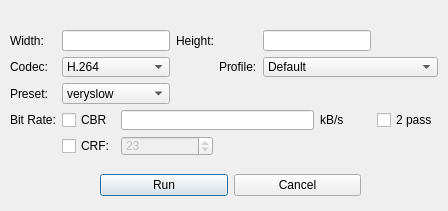
Before: the Qt Designer form encode.ui in honzabilek4/VideoCodecs, drawn with Qt 5.
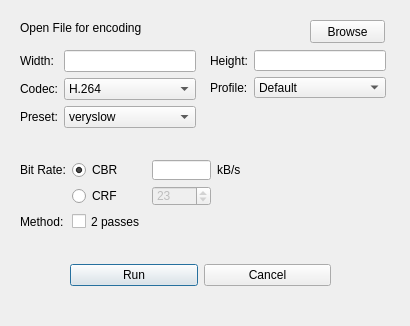
After: the same form once the commit is applied.

Commit message: encode first attempt

What changed in the file:
```diff
--- a/encode.ui
+++ b/encode.ui
@@ -6,23 +6,75 @@
    <rect>
     <x>0</x>
     <y>0</y>
-    <width>448</width>
-    <height>211</height>
+    <width>410</width>
+    <height>326</height>
    </rect>
   </property>
   <property name="windowTitle">
-   <string>Dialog</string>
+   <string>Encode</string>
   </property>
+  <widget class="QWidget" name="layoutWidget">
+   <property name="geometry">
+    <rect>
+     <x>70</x>
+     <y>240</y>
+     <width>261</width>
+     <height>71</height>
+    </rect>
+   </property>
+   <layout class="QHBoxLayout" name="horizontalLayout">
+    <item>
+     <widget class="QPushButton" name="runButton">
+      <property name="text">
+       <string>Run</string>
+      </property>
+     </widget>
+    </item>
+    <item>
+     <widget class="QPushButton" name="cancelButton">
+      <property name="text">
+       <string>Cancel</string>
+      </property>
+     </widget>
+    </item>
+   </layout>
+  </widget>
+  <widget class="QLabel" name="fileLabel">
+   <property name="geometry">
+    <rect>
+     <x>20</x>
+     <y>20</y>
+     <width>241</width>
+     <height>16</height>
+    </rect>
+   </property>
+   <property name="text">
+    <string>Open File for encoding</string>
+   </property>
+  </widget>
+  <widget class="QPushButton" name="browseButton">
+   <property name="geometry">
+    <rect>
+     <x>310</x>
+     <y>20</y>
+     <width>75</width>
+     <height>23</height>
+    </rect>
+   </property>
+   <property name="text">
+    <string>Browse</string>
+   </property>
+  </widget>
   <widget class="QWidget" name="">
    <property name="geometry">
     <rect>
-     <x>10</x>
-     <y>30</y>
-     <width>428</width>
-     <height>126</height>
+     <x>20</x>
+     <y>50</y>
+     <width>176</width>
+     <height>93</height>
     </rect>
    </property>
-   <layout class="QGridLayout" name="gridLayout">
+   <layout class="QFormLayout" name="formLayout">
     <item row="0" column="0">
      <widget class="QLabel" name="label">
       <property name="text">
@@ -30,18 +82,8 @@
       </property>
      </widget>
     </item>
-    <item row="0" column="1" colspan="2">
-     <widget class="QLineEdit" name="lineEdit"/>
-    </item>
-    <item row="0" column="3" colspan="2">
-     <widget class="QLabel" name="label_2">
-      <property name="text">
-       <string>Height:</string>
-      </property>
-     </widget>
-    </item>
-    <item row="0" column="5" colspan="2">
-     <widget class="QLineEdit" name="lineEdit_2"/>
+    <item row="0" column="1">
+     <widget class="QLineEdit" name="widthEdit"/>
     </item>
     <item row="1" column="0">
      <widget class="QLabel" name="label_4">
@@ -50,7 +92,7 @@
       </property>
      </widget>
     </item>
-    <item row="1" column="1" colspan="2">
+    <item row="1" column="1">
      <widget class="QComboBox" name="comboBox_2">
       <item>
        <property name="text">
@@ -74,22 +116,6 @@
       </item>
      </widget>
     </item>
-    <item row="1" column="4">
-     <widget class="QLabel" name="label_7">
-      <property name="text">
-       <string>Profile:</string>
-      </property>
-     </widget>
-    </item>
-    <item row="1" column="5" colspan="3">
-     <widget class="QComboBox" name="comboBox_3">
-      <item>
-       <property name="text">
-        <string>Default</string>
-       </property>
-      </item>
-     </widget>
-    </item>
     <item row="2" column="0">
      <widget class="QLabel" name="label_3">
       <property name="text">
@@ -97,7 +123,7 @@
       </property>
      </widget>
     </item>
-    <item row="2" column="1" colspan="2">
+    <item row="2" column="1">
      <widget class="QComboBox" name="comboBox">
       <item>
        <property name="text">
@@ -146,85 +172,127 @@
       </item>
      </widget>
     </item>
-    <item row="3" column="0">
-     <widget class="QLabel" name="label_5">
+   </layout>
+  </widget>
+  <widget class="QWidget" name="">
+   <property name="geometry">
+    <rect>
+     <x>210</x>
+     <y>50</y>
+     <width>176</width>
+     <height>48</height>
+    </rect>
+   </property>
+   <layout class="QFormLayout" name="formLayout_2">
+    <item row="0" column="0">
+     <widget class="QLabel" name="label_2">
       <property name="text">
-       <string>Bit Rate:</string>
+       <string>Height:</string>
       </property>
      </widget>
     </item>
-    <item row="3" column="1">
-     <widget class="QCheckBox" name="checkBox">
+    <item row="0" column="1">
+     <widget class="QLineEdit" name="heightEdit"/>
+    </item>
+    <item row="1" column="0">
+     <widget class="QLabel" name="label_7">
+      <property name="text">
+       <string>Profile:</string>
+      </property>
+     </widget>
+    </item>
+    <item row="1" column="1">
+     <widget class="QComboBox" name="comboBox_3">
+      <item>
+       <property name="text">
+        <string>Default</string>
+       </property>
+      </item>
+     </widget>
+    </item>
+   </layout>
+  </widget>
+  <widget class="QWidget" name="">
+   <property name="geometry">
+    <rect>
+     <x>20</x>
+     <y>160</y>
+     <width>221</width>
+     <height>71</height>
+    </rect>
+   </property>
+   <layout class="QGridLayout" name="gridLayout">
+    <item row="0" column="1">
+     <widget class="QRadioButton" name="radioButton_CBR">
+      <property name="enabled">
+       <bool>true</bool>
+      </property>
       <property name="text">
        <string>CBR</string>
       </property>
+      <property name="checked">
+       <bool>true</bool>
+      </property>
      </widget>
     </item>
-    <item row="3" column="2" colspan="4">
+    <item row="1" column="1">
+     <widget class="QRadioButton" name="radioButton_CRF">
+      <property name="text">
+       <string>CRF</string>
+      </property>
+     </widget>
+    </item>
+    <item row="0" column="2">
      <widget class="QLineEdit" name="lineEdit_3"/>
     </item>
-    <item row="3" column="6">
+    <item row="0" column="0">
+     <widget class="QLabel" name="label_5">
+      <property name="text">
+       <string>Bit Rate:</string>
+      </property>
+     </widget>
+    </item>
+    <item row="0" column="3">
      <widget class="QLabel" name="label_6">
       <property name="text">
        <string>kB/s</string>
       </property>
      </widget>
     </item>
-    <item row="3" column="7">
+    <item row="2" column="1">
      <widget class="QCheckBox" name="checkBox_3">
       <property name="text">
-       <string>2 pass</string>
+       <string>2 passes</string>
       </property>
      </widget>
     </item>
-    <item row="4" column="1">
-     <widget class="QCheckBox" name="checkBox_2">
-      <property name="text">
-       <string>CRF:</string>
-      </property>
-     </widget>
-    </item>
-    <item row="4" column="2" colspan="2">
+    <item row="1" column="2">
      <widget class="QSpinBox" name="spinBox">
       <property name="enabled">
        <bool>false</bool>
       </property>
       <property name="maximum">
-       <number>52</number>
+       <number>51</number>
       </property>
       <property name="value">
        <number>23</number>
       </property>
      </widget>
     </item>
-   </layout>
-  </widget>
-  <widget class="QWidget" name="">
-   <property name="geometry">
-    <rect>
-     <x>100</x>
-     <y>150</y>
-     <width>261</width>
-     <height>71</height>
-    </rect>
-   </property>
-   <layout class="QHBoxLayout" name="horizontalLayout">
-    <item>
-     <widget class="QPushButton" name="runButton">
+    <item row="2" column="0">
+     <widget class="QLabel" name="label_8">
       <property name="text">
-       <string>Run</string>
+       <string>Method:</string>
       </property>
      </widget>
     </item>
-    <item>
-     <widget class="QPushButton" name="cancelButton">
-      <property name="text">
-       <string>Cancel</string>
-      </property>
-     </widget>
-    </item>
    </layout>
   </widget>
+  <zorder>layoutWidget</zorder>
+  <zorder>layoutWidget</zorder>
+  <zorder>label_6</zorder>
+  <zorder>fileLabel</zorder>
+  <zorder>browseButton</zorder>
  </widget>
  <resources/>
  <connections/>
```
Left out of the diff: 49 changed lines with no effect on the pictures. The commit also changes 3 other files.
